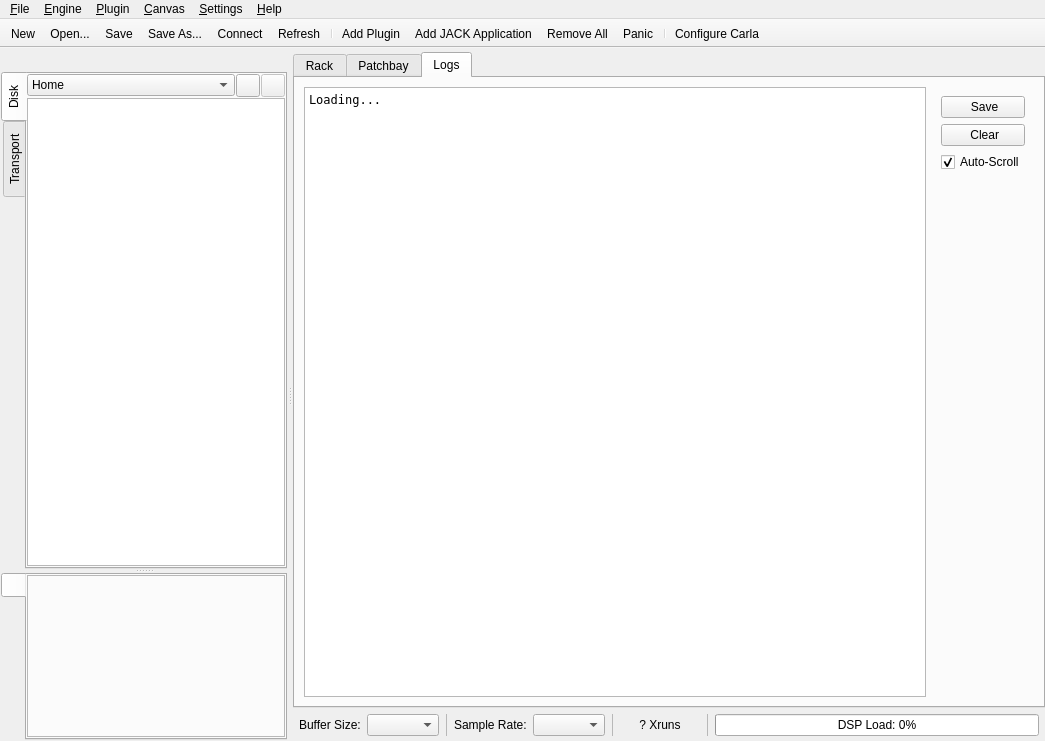
Qt form resources/ui/carla_host.ui (falkTX/Carla) before a commit.
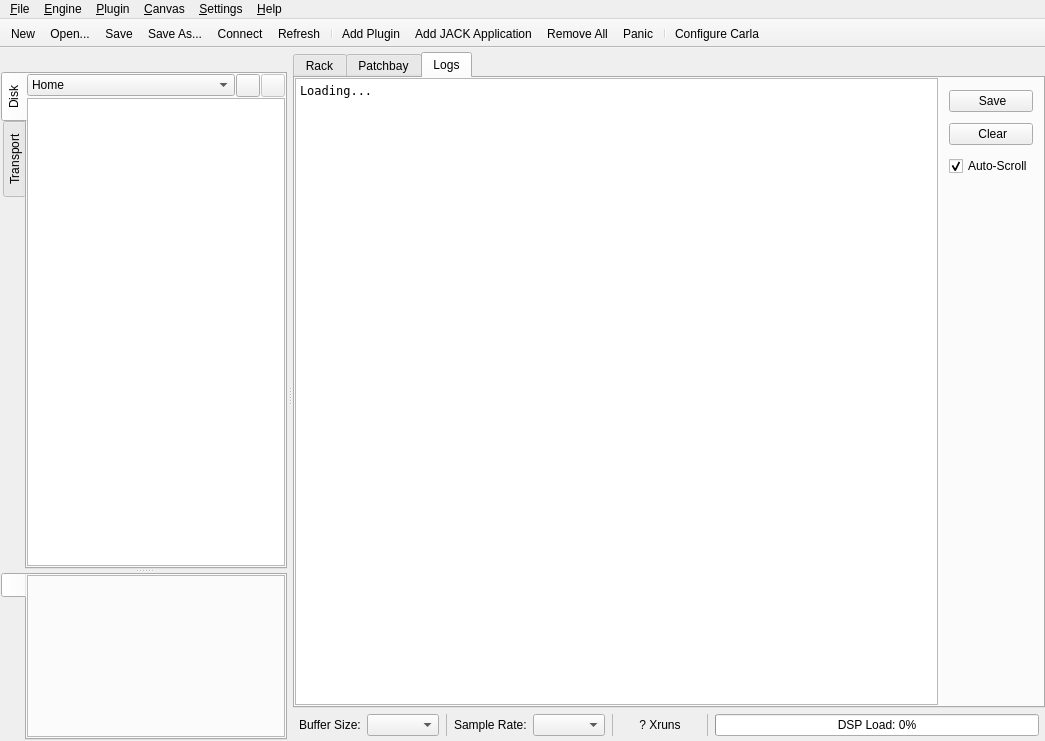
The same form after that commit. The open tabs and pages were chosen to show the change. Icons and pictures are not drawn. Custom widgets are drawn as their Qt base class.

Commit message: Adjust UI a bit for logs tab, also I was wrong :P

```diff
--- a/resources/ui/carla_host.ui
+++ b/resources/ui/carla_host.ui
@@ -188,6 +188,21 @@
         <string>Logs</string>
        </attribute>
        <layout class="QHBoxLayout" name="horizontalLayout_4">
+        <property name="spacing">
+         <number>1</number>
+        </property>
+        <property name="leftMargin">
+         <number>0</number>
+        </property>
+        <property name="topMargin">
+         <number>0</number>
+        </property>
+        <property name="rightMargin">
+         <number>0</number>
+        </property>
+        <property name="bottomMargin">
+         <number>1</number>
+        </property>
         <item>
          <widget class="QPlainTextEdit" name="text_logs">
           <property name="font">
@@ -233,6 +248,15 @@
            <property name="sizeConstraint">
             <enum>QLayout::SetDefaultConstraint</enum>
            </property>
+           <property name="leftMargin">
+            <number>10</number>
+           </property>
+           <property name="topMargin">
+            <number>12</number>
+           </property>
+           <property name="rightMargin">
+            <number>10</number>
+           </property>
            <item>
             <widget class="QPushButton" name="logs_save">
              <property name="cursor">
@@ -256,8 +280,8 @@
              </property>
              <property name="iconSize">
               <size>
-               <width>24</width>
-               <height>24</height>
+               <width>16</width>
+               <height>16</height>
               </size>
              </property>
              <property name="autoDefault">
@@ -271,6 +295,19 @@
              </property>
             </widget>
            </item>
+           <item>
+            <spacer name="verticalSpacer_2">
+             <property name="orientation">
+              <enum>Qt::Vertical</enum>
+             </property>
+             <property name="sizeHint" stdset="0">
+              <size>
+               <width>20</width>
+               <height>5</height>
+              </size>
+             </property>
+            </spacer>
+           </item>
            <item>
             <widget class="QPushButton" name="logs_clear">
              <property name="text">
@@ -282,8 +319,8 @@
              </property>
              <property name="iconSize">
               <size>
-               <width>24</width>
-               <height>24</height>
+               <width>16</width>
+               <height>16</height>
               </size>
              </property>
              <property name="shortcut">
@@ -291,6 +328,19 @@
              </property>
             </widget>
            </item>
+           <item>
+            <spacer name="verticalSpacer_3">
+             <property name="orientation">
+              <enum>Qt::Vertical</enum>
+             </property>
+             <property name="sizeHint" stdset="0">
+              <size>
+               <width>20</width>
+               <height>5</height>
+              </size>
+             </property>
+            </spacer>
+           </item>
            <item>
             <widget class="QCheckBox" name="logs_autoscroll">
              <property name="text">
```
Left out of the diff: 15 changed lines with no effect on the pictures. The commit also changes 1 other file.
